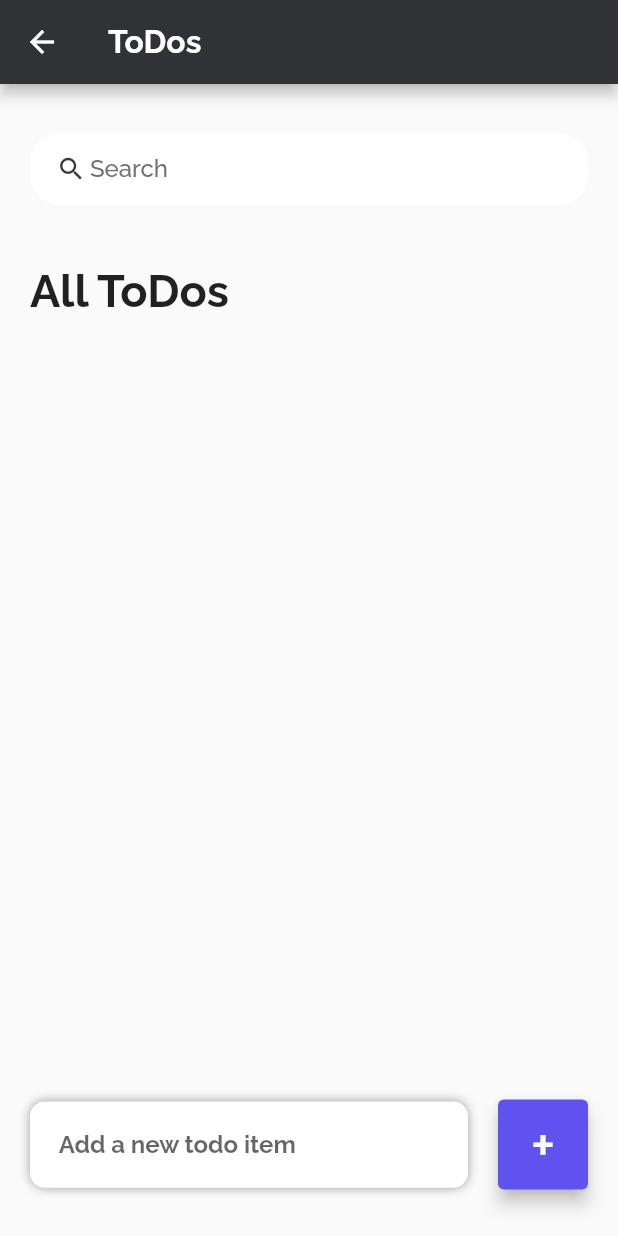
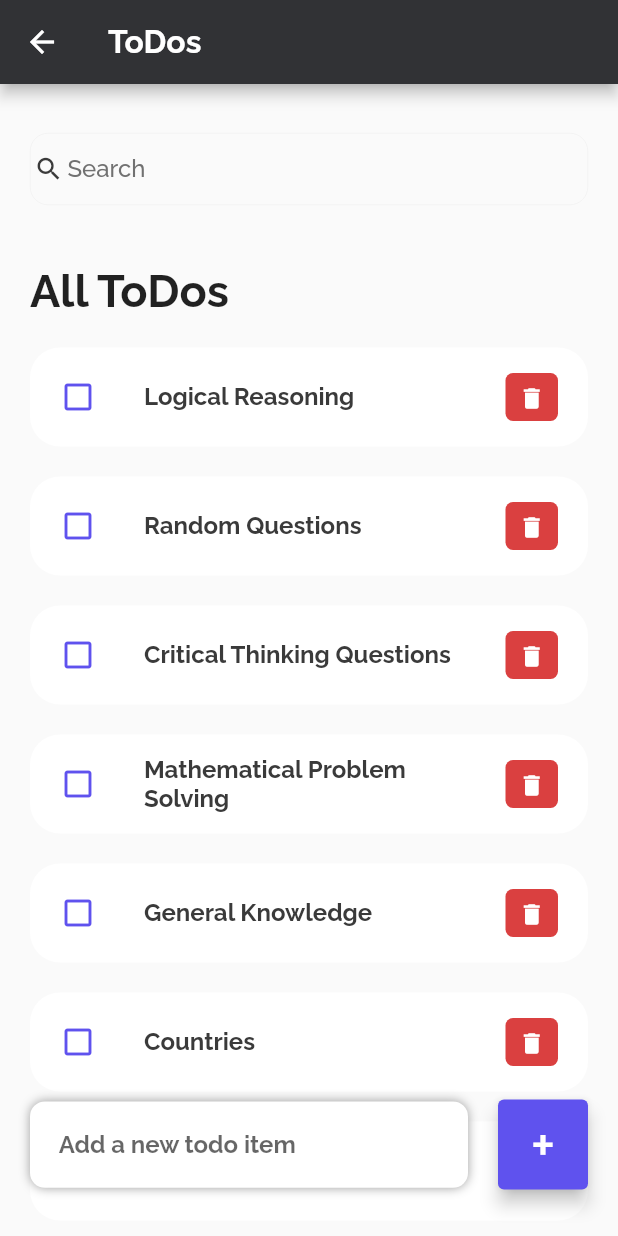
Before and after one commit to TheAbror/dr_iq, a Flutter app: the ToDosPage screen opened by its route, on a phone screen of 412 x 824 dp. Run offline on Flutter 3.47's test engine with Material 2 defaults, Android fonts, the phone set to English and light mode, and no system bars; our stand-ins replace chopper, equatable, flutter_bloc, flutter_screenutil, flutter_svg, rive and 1 more; missing offline and left inert: flutter_dialogs; accounts and stored records are empty; generated files the repository leaves out were written again.

```diff
--- a/lib/ui/home_page/tabs/take_iq_test_tab/bloc/questions_bloc.dart
+++ b/lib/ui/home_page/tabs/take_iq_test_tab/bloc/questions_bloc.dart
@@ -25,38 +25,37 @@ class QuestionsBloc extends Cubit<QuestionsState> {
   void resultOfTest() {
     if (questionsLength >= state.questionCounter + 1) {
       emit(state.copyWith(result: state.result + 1));
-    }
+
       print('Result :' '${state.result}');
     }
+    isCorrect();
+  }
 
-  void isCorrect(int counter, int questionCounter) {
+  void isCorrect() {
     var stateIcons = List<Icon>.from(state.icons);
     var stateResults = state.result;
-    if ((counter + 1) < questionCounter) {
     stateIcons.add(
       Icon(
         Icons.done,
         color: AppColors.success,
-          size: 40.sp,
+        size: 37.sp,
       ),
     );
-    }
     var result = stateResults + 1;
 
     emit(state.copyWith(icons: stateIcons, result: result));
   }
 
-  void isInCorrect(int counter, int questionCounter) {
+  void isInCorrect() {
     var stateIcons = List<Icon>.from(state.icons);
-    if ((counter + 1) < questionCounter) {
     stateIcons.add(
       Icon(
         Icons.error,
         color: AppColors.error,
-          size: 40.sp,
+        size: 37.sp,
       ),
     );
-    }
+
     emit(state.copyWith(icons: stateIcons));
   }
 }
--- a/lib/ui/home_page/tabs/take_iq_test_tab/take_iq_test_tab.dart
+++ b/lib/ui/home_page/tabs/take_iq_test_tab/take_iq_test_tab.dart
@@ -36,6 +36,7 @@ class TakeIQTest extends StatelessWidget {
                 }
               },
               builder: (context, state) {
+                final iconsList = state.icons;
                 return Column(
                   children: [
                     SizedBox(height: 20.h),
@@ -60,6 +61,10 @@ class TakeIQTest extends StatelessWidget {
                         },
                       ),
                     ),
+                    Row(
+                      crossAxisAlignment: CrossAxisAlignment.end,
+                      children: iconsList,
+                    ),
                   ],
                 );
               },
@@ -82,13 +87,3 @@ class TakeIQTest extends StatelessWidget {
     );
   }
 }
-
-// if (state.blocProgress == BlocProgress.IS_LOADING) {
-//   return const PrimaryLoader();
-// }// if (state.blocProgress == BlocProgress.FAILED) {
-//   return const SomethingWentWrong();
-// }// final counter = state.counter;
-// final iconsList = state.icons; // Row(
-    //   crossAxisAlignment: CrossAxisAlignment.end,
-    //   children: iconsList,
-    // ),
--- a/lib/ui/home_page/tabs/take_iq_test_tab/widgets/options_text.dart
+++ b/lib/ui/home_page/tabs/take_iq_test_tab/widgets/options_text.dart
@@ -34,6 +34,8 @@ class OptionsText extends StatelessWidget {
                 print('Is Correct: $isCorrect');
                 if (isCorrect == true) {
                   context.read<QuestionsBloc>().resultOfTest();
+                } else {
+                  context.read<QuestionsBloc>().isInCorrect();
                 }
               },
               child: Container(
--- a/lib/ui/home_page/tabs/take_iq_test_tab/widgets/question_text.dart
+++ b/lib/ui/home_page/tabs/take_iq_test_tab/widgets/question_text.dart
@@ -21,6 +21,7 @@ class QuestionText extends StatelessWidget {
         borderRadius: BorderRadius.circular(8.r),
         border: Border.all(),
       ),
+      child: SingleChildScrollView(
         child: Center(
           child: Text(
             textQuestion,
@@ -32,6 +33,7 @@ class QuestionText extends StatelessWidget {
             textAlign: TextAlign.center,
           ),
         ),
+      ),
     );
   }
 }
--- a/lib/ui/home_page/tabs/todos_page/model/todo_model.dart
+++ b/lib/ui/home_page/tabs/todos_page/model/todo_model.dart
@@ -11,32 +11,48 @@ class ToDo {
 
   static List<ToDo> todoList() {
     return [
-      // ToDo(
-      //   id: '01',
-      //   todoText: 'Morning Excercise',
-      //   isDone: true,
-      // ),
-      // ToDo(
-      //   id: '02',
-      //   todoText: 'Buy Groceries',
-      //   isDone: true,
-      // ),
-      // ToDo(
-      //   id: '03',
-      //   todoText: 'Check Emails',
-      // ),
-      // ToDo(
-      //   id: '04',
-      //   todoText: 'Team Meeting',
-      // ),
-      // ToDo(
-      //   id: '05',
-      //   todoText: 'Work on mobile apps for 2 hour',
-      // ),
-      // ToDo(
-      //   id: '06',
-      //   todoText: 'Dinner with Jenny',
-      // ),
+      ToDo(
+        id: '01',
+        todoText: 'More Tricky Questions',
+        isDone: true,
+      ),
+      ToDo(
+        id: '02',
+        todoText: 'Tricky Questions',
+        isDone: true,
+      ),
+      ToDo(
+        id: '03',
+        todoText: 'Analytical Reasoning',
+      ),
+      ToDo(
+        id: '04',
+        todoText: 'Verbal Reasoning',
+      ),
+      ToDo(
+        id: '05',
+        todoText: 'Countries',
+      ),
+      ToDo(
+        id: '06',
+        todoText: 'General Knowledge',
+      ),
+      ToDo(
+        id: '07',
+        todoText: 'Mathematical Problem Solving',
+      ),
+      ToDo(
+        id: '08',
+        todoText: 'Critical Thinking Questions',
+      ),
+      ToDo(
+        id: '09',
+        todoText: 'Random Questions',
+      ),
+      ToDo(
+        id: '10',
+        todoText: 'Logical Reasoning',
+      ),
     ];
   }
 }
--- a/lib/ui/home_page/tabs/todos_page/todos_page.dart
+++ b/lib/ui/home_page/tabs/todos_page/todos_page.dart
@@ -82,7 +82,8 @@ class _ReorderableListViewExampleState extends State<ReorderableExample> {
                       ),
                   ],
                 ),
-              )
+              ),
+              SizedBox(height: 40.h),
             ],
           ),
         ),
@@ -193,16 +194,18 @@ class _ReorderableListViewExampleState extends State<ReorderableExample> {
   }
 
   Widget searchBox() {
-    return Container(
-      padding: const EdgeInsets.symmetric(horizontal: 15),
-      decoration: BoxDecoration(
-        color: Colors.white,
-        borderRadius: BorderRadius.circular(20),
+    return TextField(
+      onChanged: (value) => _runFilter(value),
+      decoration: InputDecoration(
+        contentPadding: EdgeInsets.symmetric(horizontal: 15),
+        focusedBorder: OutlineInputBorder(
+          borderSide: BorderSide(color: AppColors.textMain, width: 0.33.w),
+          borderRadius: BorderRadius.circular(12),
         ),
-      child: TextField(
-        onChanged: (value) => _runFilter(value),
-        decoration: const InputDecoration(
-          contentPadding: EdgeInsets.all(0),
+        enabledBorder: OutlineInputBorder(
+          borderSide: BorderSide(color: AppColors.stroke, width: 0.33.w),
+          borderRadius: BorderRadius.circular(12),
+        ),
         prefixIcon: Icon(
           Icons.search,
           color: tdBlack,
@@ -219,38 +222,6 @@ class _ReorderableListViewExampleState extends State<ReorderableExample> {
           color: tdGrey,
         ),
       ),
-      ),
     );
   }
 }
-
-
-
-
-  // @override
-  // Widget build(BuildContext context) {
-  //   return ReorderableListView(
-  //     padding: EdgeInsets.symmetric(horizontal: 16.w),
-  //     children: <Widget>[
-  //       for (int index = 0; index < _items.length; index += 1)
-  //         ListTile(
-  //           key: Key('$index'),
-  //           tileColor: AppColors.float,
-  //           title: Text(
-  //             'Item ${_items[index]}',
-  //             style: TextStyle(fontWeight: FontWeight.bold),
-  //           ),
-  //           ),
-  //         ),
-  //     ],
-  //     onReorder: (int oldIndex, int newIndex) {
-  //       setState(() {
-  //         if (oldIndex < newIndex) {
-  //           newIndex -= 1;
-  //         }
-  //         final int item = _items.removeAt(oldIndex);
-  //         _items.insert(newIndex, item);
-  //       });
-  //     },
-  //   );
-  // }
--- a/lib/ui/home_page/tabs/todos_page/widgets/todo_item.dart
+++ b/lib/ui/home_page/tabs/todos_page/widgets/todo_item.dart
@@ -22,7 +22,6 @@ class ToDoItem extends StatelessWidget {
       margin: EdgeInsets.only(bottom: 20),
       child: ListTile(
         onTap: () {
-          // print('Clicked on Todo Item.');
           onToDoChanged(todo);
         },
         shape: RoundedRectangleBorder(
```
Lines whose indentation alone changed are shown as unchanged.
